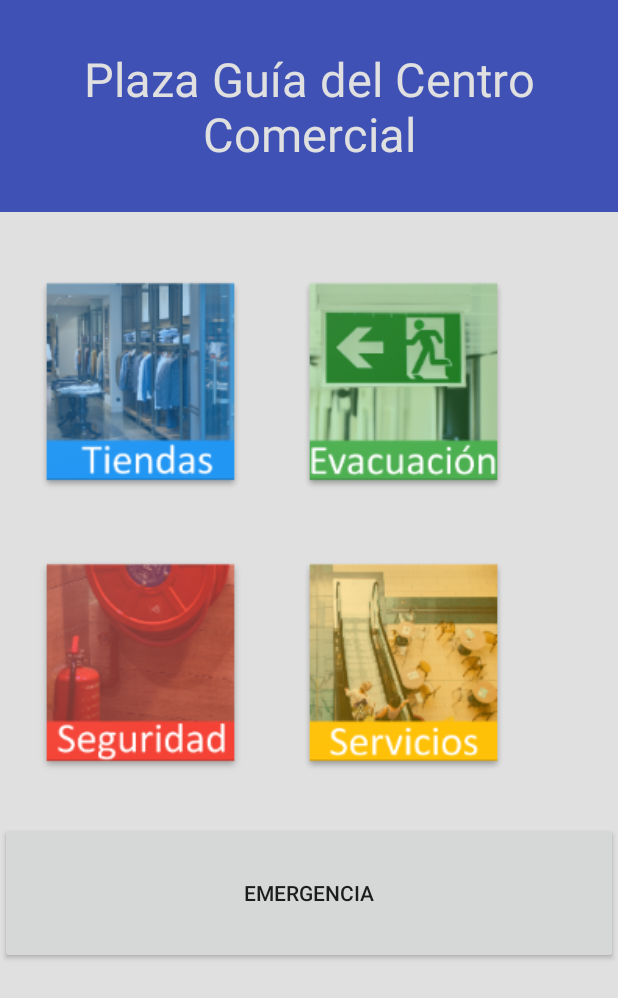
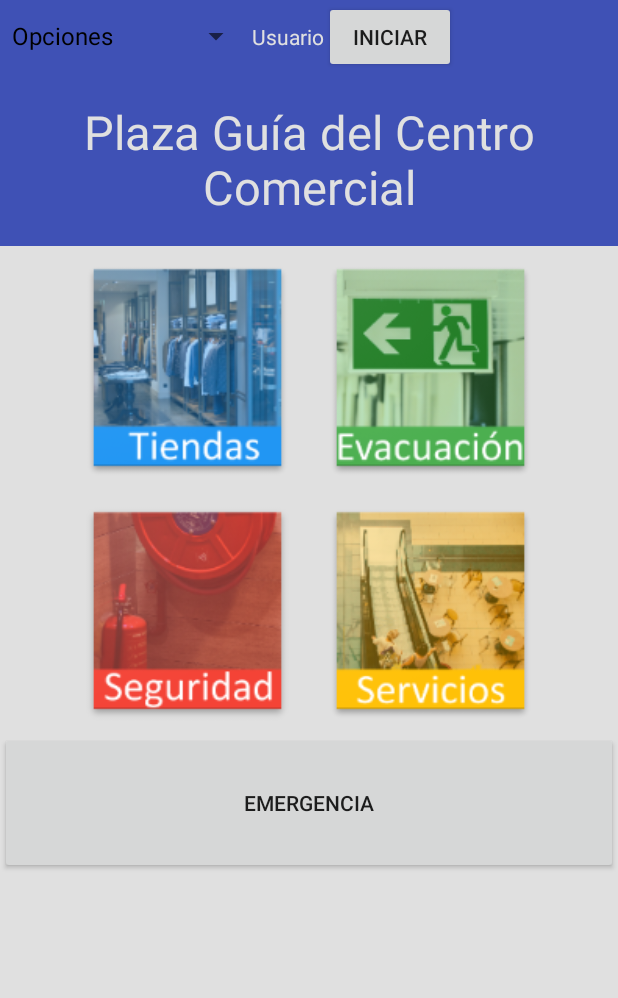
Before and after one commit to Gby-ADaily/PlazaGuia, an Android app: the MainActivity screen opened directly, with no data from a screen before it, on a phone screen of 412 x 824 dp. Shown: the top 998 px of the screen. Run offline under Robolectric (Android 15) with nearby library versions, the light colour scheme and no system bars.

Commit message:
Mejoras_Activity_Main
Se agrego en el menu principal una lista desplegable, un edittext para nombre del usuario, y un boton para iniciar session.

```diff
--- a/PlazaGuia/app/src/main/java/com/example/gby/plazaguia/MainActivity.java
+++ b/PlazaGuia/app/src/main/java/com/example/gby/plazaguia/MainActivity.java
@@ -7,11 +7,20 @@ import android.support.v7.app.AppCompatActivity;
 import android.os.Bundle;
 import android.view.LayoutInflater;
 import android.view.View;
+import android.widget.AdapterView;
+import android.widget.ArrayAdapter;
 import android.widget.Button;
+import android.widget.Spinner;
+import android.widget.Toast;
 
-public class MainActivity extends AppCompatActivity {
+import java.util.ArrayList;
+import java.util.List;
+
+public class MainActivity extends AppCompatActivity implements AdapterView.OnItemSelectedListener {
 
     public Button btnTiendas,btnEvacuacion,btnSeguridad,btnServicio,btnEmergencia;
+    public Spinner spnOpciones;
+    List<String> opcionesSpinner = new ArrayList<String>();
     @Override
     protected void onCreate(Bundle savedInstanceState) {
         super.onCreate(savedInstanceState);
@@ -23,8 +32,12 @@ public class MainActivity extends AppCompatActivity {
         btnEvacuacion = (Button) findViewById(R.id.btnEvacuacion);
         btnSeguridad = (Button) findViewById(R.id.btnSeguridad);
         btnServicio = (Button) findViewById(R.id.btnServicio);
+        btnEmergencia=(Button) findViewById(R.id.btnEmergencia);
+        spnOpciones = (Spinner) findViewById(R.id.spnOpciones);
 
-        btnEmergencia=(Button) findViewById(R.id.btnEmergencia);
+        // SPINNER
+        insertarSpinner();
+        spnOpciones.setOnItemSelectedListener(this);
 
         // acciones de los botones
         btnTiendas.setOnClickListener(new View.OnClickListener(){
@@ -87,6 +100,38 @@ public class MainActivity extends AppCompatActivity {
         });
     }
 
+    private void insertarSpinner(){
+        opcionesSpinner.add("Opciones");
+        opcionesSpinner.add("Ajustes");
+        opcionesSpinner.add("Cerrar Session");
+
+        ArrayAdapter reportAdapter =  new ArrayAdapter(this,
+                android.R.layout.simple_spinner_dropdown_item,  opcionesSpinner);
+        spnOpciones.setAdapter(reportAdapter);
+        spnOpciones.setSelection(0);
+    }
+
+    @Override
+    public void onItemSelected(AdapterView<?> parent, View v, int pos, long id)
+    {
+        String item = parent.getItemAtPosition(pos).toString();
+        Toast.makeText(MainActivity.this, item +" "+pos, Toast.LENGTH_SHORT).show();
+        /*if(pos == 2){
+            opcionesSpinner.clear();
+            ArrayAdapter reportAdapter =  new ArrayAdapter(this,
+                    android.R.layout.simple_spinner_dropdown_item,  opcionesSpinner);
+            spnOpciones.setAdapter(reportAdapter);
+            spnOpciones.setSelection(0);
+        }*/
+        //tv.setText(item);
+    }
+
+    @Override
+    public void onNothingSelected(AdapterView<?> arg0)
+    {
+        Toast.makeText(MainActivity.this, " - ", Toast.LENGTH_SHORT).show();
+        //tv.setText("");
+    }
 
     @Override
     public void onBackPressed() {
--- a/PlazaGuia/app/src/main/java/com/example/gby/plazaguia/SplashScreen.java
+++ b/PlazaGuia/app/src/main/java/com/example/gby/plazaguia/SplashScreen.java
@@ -59,7 +59,6 @@ public class SplashScreen extends AppCompatActivity {
 
         sqlControlador.insertarTienda("Platanitos");
         sqlControlador.insertarTienda("Moixx");
-        //sqlControlador.insertarTienda("Tottus");
         sqlControlador.insertarTienda("Norky");
         sqlControlador.insertarTienda("Movistar");
 
--- a/PlazaGuia/app/src/main/res/layout/activity_main.xml
+++ b/PlazaGuia/app/src/main/res/layout/activity_main.xml
@@ -20,6 +20,30 @@
             android:layout_height="wrap_content"
             android:orientation="vertical"
             android:background="@color/colorPrimary">
+            <LinearLayout
+                android:layout_width="fill_parent"
+                android:layout_height="match_parent"
+                android:orientation="horizontal">
+
+                <Spinner
+                    android:id="@+id/spnOpciones"
+                    android:layout_width="wrap_content"
+                    android:layout_height="fill_parent"
+                    android:entries="@array/opciones"
+                    android:textColor="#fff"/>
+                <TextView
+                    android:layout_width="wrap_content"
+                    android:layout_height="wrap_content"
+                    android:text="Usuario"
+                    android:textColor="@color/colorBase"/>
+
+                <Button
+                    android:id="@+id/button"
+                    android:layout_width="wrap_content"
+                    android:layout_height="wrap_content"
+                    android:text="Iniciar" />
+
+            </LinearLayout>
             <TextView
                 android:layout_width="wrap_content"
                 android:layout_height="wrap_content"
@@ -27,54 +51,52 @@
                 android:textColor="@color/colorBase"
                 android:textAlignment="center"
                 android:textSize="5mm"
-                android:padding="5mm"/>
+                android:padding="3mm"/>
+        </LinearLayout>
+<ScrollView
+    android:layout_width="fill_parent"
+    android:layout_height="wrap_content">
+        <LinearLayout
+            android:layout_width="fill_parent"
+            android:layout_height="wrap_content"
+            android:orientation="vertical">
+            <LinearLayout
+                android:layout_width="fill_parent"
+                android:layout_height="wrap_content"
+                android:orientation="horizontal"
+                android:gravity="center">
+
+                <Button
+                    android:id="@+id/btnTiendas"
+                    android:layout_width="150dp"
+                    android:layout_height="150dp"
+                    android:layout_margin="1mm"
+                    android:background="@mipmap/btn_tiendas" />
+
+                <Button
+                    android:id="@+id/btnEvacuacion"
+                    android:layout_width="150dp"
+                    android:layout_height="150dp"
+                    android:layout_margin="1mm"
+                    android:background="@mipmap/btn_avacuation" />
             </LinearLayout>
 
             <LinearLayout
                 android:layout_width="fill_parent"
                 android:layout_height="wrap_content"
-            android:orientation="horizontal">
-            <Button
-                android:id="@+id/btnTiendas"
-                android:layout_width="150dp"
-                android:layout_height="150dp"
-                android:layout_marginTop="6mm"
-                android:layout_marginLeft="3mm"
-                android:layout_marginRight="2mm"
-                android:layout_marginBottom="3mm"
-                android:background="@mipmap/btn_tiendas"/>
-            <Button
-                android:id="@+id/btnEvacuacion"
-                android:layout_width="150dp"
-                android:layout_height="150dp"
-                android:layout_marginTop="6mm"
-                android:layout_marginLeft="2mm"
-                android:layout_marginRight="3mm"
-                android:layout_marginBottom="3mm"
-                android:background="@mipmap/btn_avacuation"/>
-        </LinearLayout>
-
-        <LinearLayout
-            android:layout_width="fill_parent"
-            android:layout_height="wrap_content"
-            android:orientation="horizontal">
+                android:orientation="horizontal"
+                android:gravity="center">
                 <Button
                     android:id="@+id/btnSeguridad"
                     android:layout_width="150dp"
                     android:layout_height="150dp"
-                android:layout_marginTop="3mm"
-                android:layout_marginLeft="3mm"
-                android:layout_marginRight="2mm"
-                android:layout_marginBottom="5mm"
+                    android:layout_margin="1mm"
                     android:background="@mipmap/btn_seguridad"/>
                 <Button
                     android:id="@+id/btnServicio"
                     android:layout_width="150dp"
                     android:layout_height="150dp"
-                android:layout_marginTop="3mm"
-                android:layout_marginLeft="2mm"
-                android:layout_marginRight="3mm"
-                android:layout_marginBottom="5mm"
+                    android:layout_margin="1mm"
                     android:background="@mipmap/btn_servicios"/>
             </LinearLayout>
 
@@ -90,5 +112,9 @@
                     android:text="Emergencia" />
             </LinearLayout>
         </LinearLayout>
+</ScrollView>
+    </LinearLayout>
+
+
 
 </RelativeLayout>
--- a/PlazaGuia/app/src/main/res/values/strings.xml
+++ b/PlazaGuia/app/src/main/res/values/strings.xml
@@ -1,4 +1,15 @@
 <resources>
     <string name="app_name">PlazaGuia</string>
     <integer name="radious_botton">10</integer>
+
+    <string name="spn_title">Opciones</string>
+    <string-array name="opciones">
+        <item>Opciones</item>
+        <item>Python</item>
+        <item>PHP</item>
+        <item>Perl</item>
+        <item>Tcl</item>
+        <item>Ruby</item>
+    </string-array>
+
 </resources>
```
Lines whose indentation alone changed are shown as unchanged.
